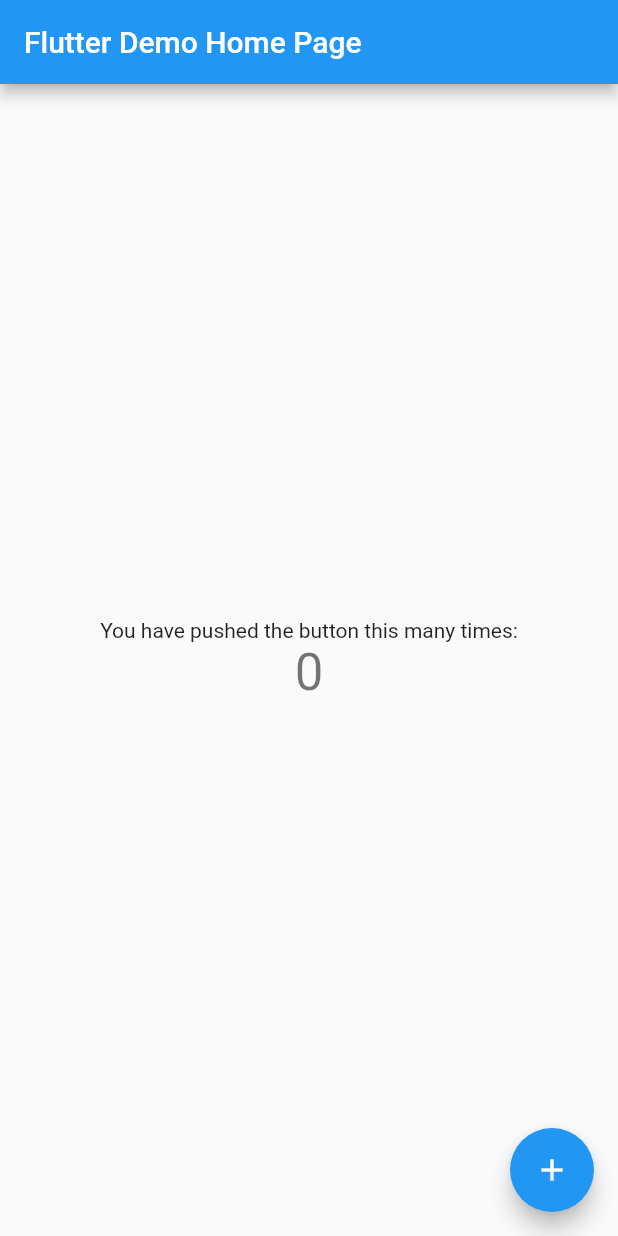
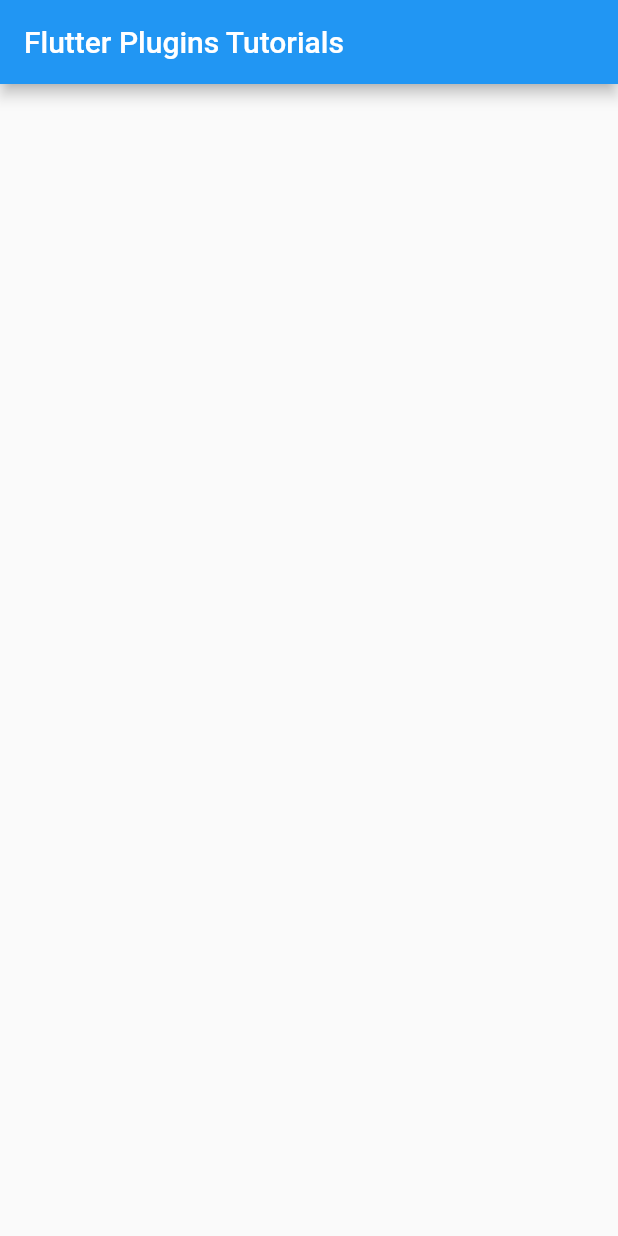
Before and after one commit to lohanidamodar/flutter_plugin_tuts, a Flutter app: the screen it shows after launch, on a phone screen of 412 x 824 dp. Run offline on Flutter 3.47's test engine with Material 2 defaults, Android fonts, the phone set to English and light mode, and no system bars.

Commit message:
removing comments and demo counter app

```diff
--- a/lib/main.dart
+++ b/lib/main.dart
@@ -5,113 +5,30 @@ void main() {
 }
 
 class MyApp extends StatelessWidget {
-  // This widget is the root of your application.
   @override
   Widget build(BuildContext context) {
     return MaterialApp(
-      title: 'Flutter Demo',
+      title: 'Flutter Plugins Tutorials',
       theme: ThemeData(
-        // This is the theme of your application.
-        //
-        // Try running your application with "flutter run". You'll see the
-        // application has a blue toolbar. Then, without quitting the app, try
-        // changing the primarySwatch below to Colors.green and then invoke
-        // "hot reload" (press "r" in the console where you ran "flutter run",
-        // or simply save your changes to "hot reload" in a Flutter IDE).
-        // Notice that the counter didn't reset back to zero; the application
-        // is not restarted.
         primarySwatch: Colors.blue,
-        // This makes the visual density adapt to the platform that you run
-        // the app on. For desktop platforms, the controls will be smaller and
-        // closer together (more dense) than on mobile platforms.
         visualDensity: VisualDensity.adaptivePlatformDensity,
       ),
-      home: MyHomePage(title: 'Flutter Demo Home Page'),
+      home: HomePage(),
     );
   }
 }
 
-class MyHomePage extends StatefulWidget {
-  MyHomePage({Key key, this.title}) : super(key: key);
-
-  // This widget is the home page of your application. It is stateful, meaning
-  // that it has a State object (defined below) that contains fields that affect
-  // how it looks.
-
-  // This class is the configuration for the state. It holds the values (in this
-  // case the title) provided by the parent (in this case the App widget) and
-  // used by the build method of the State. Fields in a Widget subclass are
-  // always marked "final".
-
-  final String title;
-
-  @override
-  _MyHomePageState createState() => _MyHomePageState();
-}
-
-class _MyHomePageState extends State<MyHomePage> {
-  int _counter = 0;
-
-  void _incrementCounter() {
-    setState(() {
-      // This call to setState tells the Flutter framework that something has
-      // changed in this State, which causes it to rerun the build method below
-      // so that the display can reflect the updated values. If we changed
-      // _counter without calling setState(), then the build method would not be
-      // called again, and so nothing would appear to happen.
-      _counter++;
-    });
-  }
-
+class HomePage extends StatelessWidget {
   @override
   Widget build(BuildContext context) {
-    // This method is rerun every time setState is called, for instance as done
-    // by the _incrementCounter method above.
-    //
-    // The Flutter framework has been optimized to make rerunning build methods
-    // fast, so that you can just rebuild anything that needs updating rather
-    // than having to individually change instances of widgets.
     return Scaffold(
       appBar: AppBar(
-        // Here we take the value from the MyHomePage object that was created by
-        // the App.build method, and use it to set our appbar title.
-        title: Text(widget.title),
+        title: Text('Flutter Plugins Tutorials'),
       ),
-      body: Center(
-        // Center is a layout widget. It takes a single child and positions it
-        // in the middle of the parent.
-        child: Column(
-          // Column is also a layout widget. It takes a list of children and
-          // arranges them vertically. By default, it sizes itself to fit its
-          // children horizontally, and tries to be as tall as its parent.
-          //
-          // Invoke "debug painting" (press "p" in the console, choose the
-          // "Toggle Debug Paint" action from the Flutter Inspector in Android
-          // Studio, or the "Toggle Debug Paint" command in Visual Studio Code)
-          // to see the wireframe for each widget.
-          //
-          // Column has various properties to control how it sizes itself and
-          // how it positions its children. Here we use mainAxisAlignment to
-          // center the children vertically; the main axis here is the vertical
-          // axis because Columns are vertical (the cross axis would be
-          // horizontal).
-          mainAxisAlignment: MainAxisAlignment.center,
-          children: <Widget>[
-            Text(
-              'You have pushed the button this many times:',
-            ),
-            Text(
-              '$_counter',
-              style: Theme.of(context).textTheme.headline4,
-            ),
-          ],
-        ),
+      body: ListView(
+        padding: const EdgeInsets.all(16.0),
+        children: <Widget>[],
       ),
-      floatingActionButton: FloatingActionButton(
-        onPressed: _incrementCounter,
-        tooltip: 'Increment',
-        child: Icon(Icons.add),
-      ), // This trailing comma makes auto-formatting nicer for build methods.
     );
   }
 }
```
Also changed, not shown: pubspec.yaml (+1 -60 lines), pubspec.lock.
